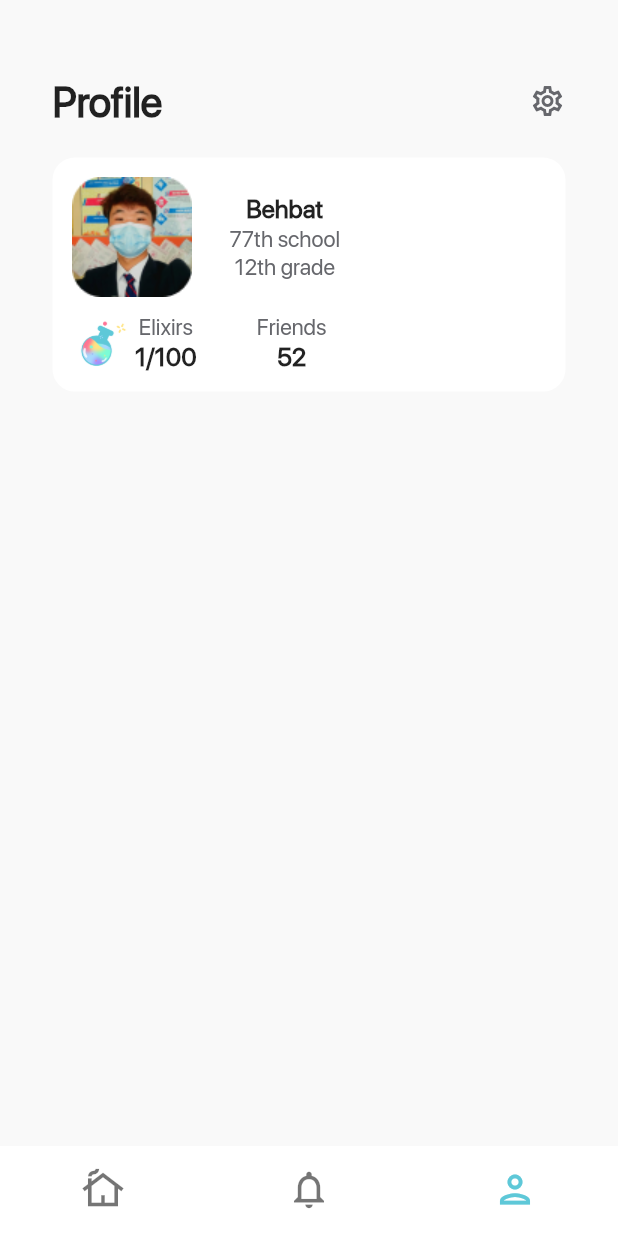
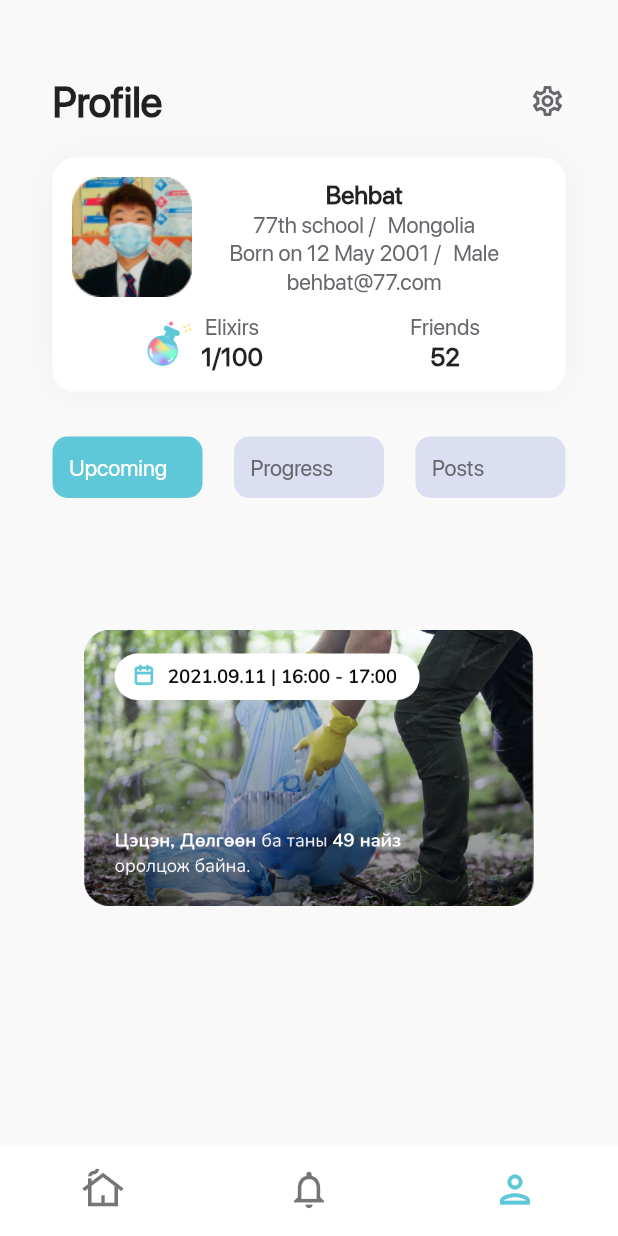
Before and after one commit to bryanjudetoh/capstone-flutter-app, a Flutter app: the HomeScreen screen opened directly with empty values, swiped to page 3, on a phone screen of 412 x 824 dp. Run offline on Flutter 3.47's test engine with Material 2 defaults, Android fonts, the phone set to English and light mode, and no system bars; our stand-ins replace flutter_secure_storage, form_field_validator, jwt_decoder, url_launcher_web; missing offline and left inert: open_mail_app; accounts and stored records are empty; project files that could hold a hidden picture were left out.

Commit message:
profile scaffold

```diff
--- a/lib/screens/profile.dart
+++ b/lib/screens/profile.dart
@@ -1,6 +1,5 @@
 import 'package:flutter/material.dart';
 import 'package:youthapp/models/user.dart';
-
 import '../constants.dart';
 
 class ProfileScreenBody extends StatelessWidget {
@@ -17,8 +16,16 @@ class ProfileScreenBody extends StatelessWidget {
       color: kDarkGrey,
     );
 
+    const tabTextStyle = TextStyle(
+      fontFamily: 'SF Pro Display',
+      fontSize: 15.0,
+      height: 1.25,
+      color: Colors.white,
+    );
+
     return Container(
       margin: EdgeInsets.only(left: 35.0, right: 35.0, top: 50.0),
+      child: SingleChildScrollView(
         child: Column(
           children: <Widget>[
             Row(
@@ -40,6 +47,7 @@ class ProfileScreenBody extends StatelessWidget {
             ),
             Container(
               padding: EdgeInsets.all(10.0),
+              margin: EdgeInsets.only(bottom: 30.0),
               decoration: BoxDecoration(
                 color: Colors.white,
                 border: Border.all(
@@ -47,6 +55,12 @@ class ProfileScreenBody extends StatelessWidget {
                   color: Colors.white,
                 ),
                 borderRadius: BorderRadius.circular(15),
+                boxShadow: [
+                  BoxShadow(
+                  color: Colors.grey.withOpacity(0.1),
+                  blurRadius: 20, // changes position of shadow
+                ),
+              ]
             ),
               child: Column(
                 children: <Widget>[
@@ -68,14 +82,42 @@ class ProfileScreenBody extends StatelessWidget {
                             textAlign: TextAlign.left,
                             style: bodyTextStyleBold,
                           ),
+                          Row(
+                            children: <Widget>[
                               Text(
-                          '77th school',
+                                '77th school / ',
                                 textAlign: TextAlign.left,
                                 style: captionTextStyle,
                               ),
+                              SizedBox(
+                                width: 5.0,
+                              ),
                               Text(
-                          '12th grade',
+                                'Mongolia',
                                 textAlign: TextAlign.left,
+                                style: captionTextStyle,
+                              ),
+                            ]
+                          ),
+                          Row(
+                              children: <Widget>[
+                                Text(
+                                  'Born on 12 May 2001 / ',
+                                  textAlign: TextAlign.left,
+                                  style: captionTextStyle,
+                                ),
+                                SizedBox(
+                                  width: 5.0,
+                                ),
+                                Text(
+                                  'Male',
+                                  textAlign: TextAlign.left,
+                                  style: captionTextStyle,
+                                ),
+                              ]
+                          ),
+                          Text(
+                            'behbat@77.com',
                             style: captionTextStyle,
                           ),
                         ],
@@ -86,6 +128,7 @@ class ProfileScreenBody extends StatelessWidget {
                     height: 10,
                   ),
                   Row(
+                    mainAxisAlignment: MainAxisAlignment.spaceEvenly,
                     children: <Widget>[
                       Row(
                         children: <Widget>[
@@ -112,7 +155,7 @@ class ProfileScreenBody extends StatelessWidget {
                         ],
                       ),
                       SizedBox(
-                      width: 40,
+                        width: 10,
                       ),
                       Column(
                         children: <Widget>[
@@ -129,9 +172,96 @@ class ProfileScreenBody extends StatelessWidget {
                     ]
                   )
                 ]
+              ),
+            ),
+            Row(
+              mainAxisAlignment: MainAxisAlignment.spaceBetween,
+              children: <Widget>[
+                Container(
+                  width: 100,
+                  padding: EdgeInsets.all(10.0),
+                  decoration: BoxDecoration(
+                    color: kLightBlue,
+                    border: Border.all(
+                      width: 1,
+                      color: kLightBlue,
+                    ),
+                    borderRadius: BorderRadius.circular(10),
+                  ),
+                  child: Text(
+                    'Upcoming',
+                    style: tabTextStyle,
+                  ),
+                ),
+                Container(
+                  width: 100,
+                  padding: EdgeInsets.all(10.0),
+                  decoration: BoxDecoration(
+                    color: kGrey,
+                    border: Border.all(
+                      width: 1,
+                      color: kGrey,
+                    ),
+                    borderRadius: BorderRadius.circular(10),
+                  ),
+                  child: Text(
+                    'Progress',
+                    style: captionTextStyle,
+                  ),
+                ),
+                Container(
+                  width: 100,
+                  padding: EdgeInsets.all(10.0),
+                  decoration: BoxDecoration(
+                    color: kGrey,
+                    border: Border.all(
+                      width: 1,
+                      color: kGrey,
+                    ),
+                    borderRadius: BorderRadius.circular(10),
+                  ),
+                  child: Text(
+                    'Posts',
+                    style: captionTextStyle,
+                  ),
+                ),
+              ]
+            ),
+            Column(
+              mainAxisAlignment: MainAxisAlignment.center,
+              children: <Widget>[
+                Image(
+                  image: AssetImage('assets/images/profile-sample-activity.png'),
+                  height: 360,
+                  width: 300,
+                ),
+                /* Row(
+                  mainAxisAlignment: MainAxisAlignment.spaceBetween,
+                  children: <Widget>[
+                    Text(
+                      'Fun Mangrove Swamp Cleanup',
+                      textAlign: TextAlign.left,
+                      style: bodyTextStyleBold,
+                    ),
+                    Row(
+                      children: <Widget>[
+                        Image(
+                          image: AssetImage('assets/images/elixir.png'),
+                          height: 16,
+                          width: 16,
+                        ),
+                        Text(
+                          '15',
+                          style: bodyTextStyleBold,
                         )
+                      ]
+                    ),
+                  ]
+                ) */
+              ]
             )
           ],
+        ),
       ),
     );
   }
```
Also changed, not shown: assets/images/profile-sample-activity.png (added). Lines whose indentation alone changed are shown as unchanged.
